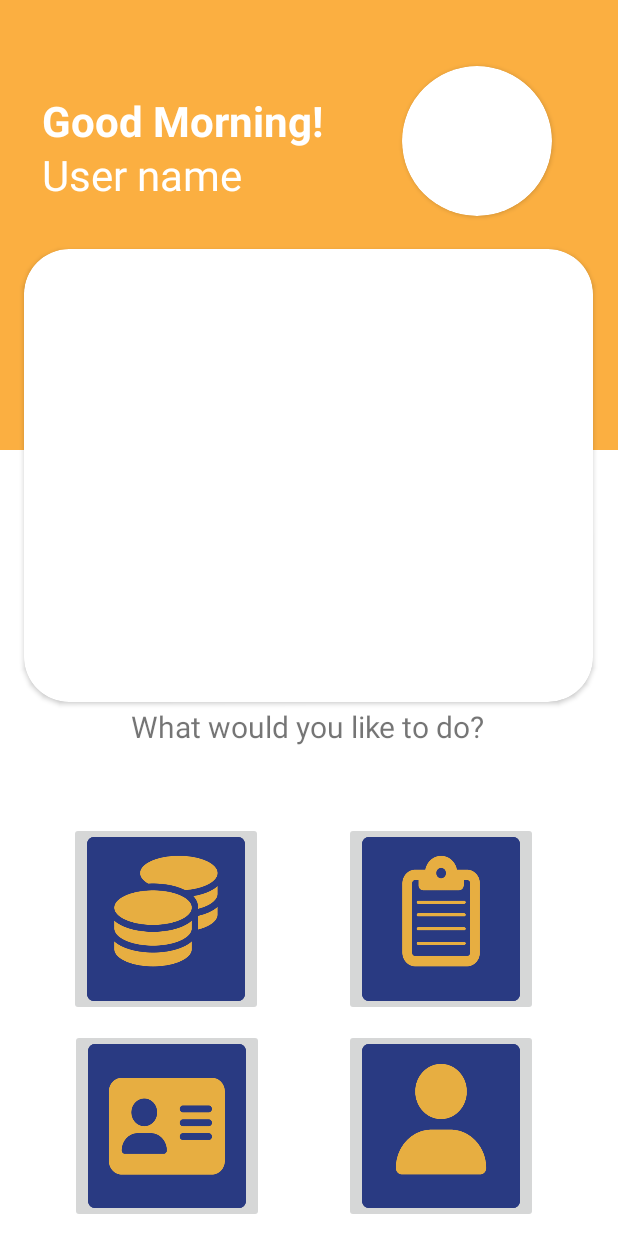
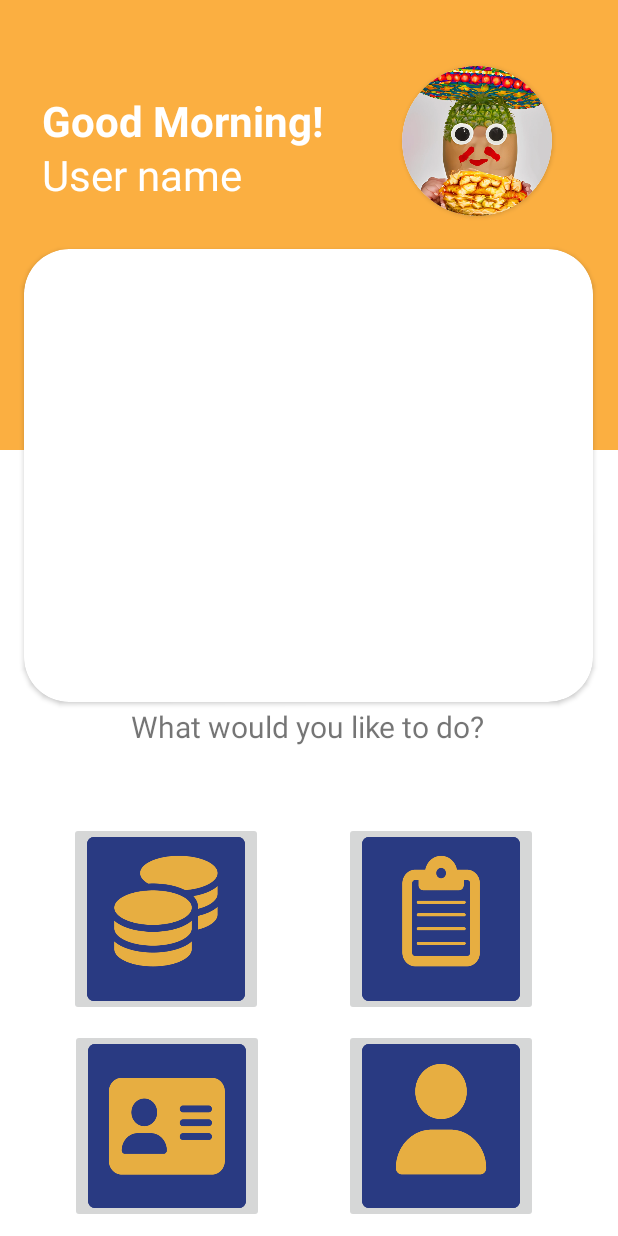
Before and after one commit to elvenheim/MOBCAPP-RAMS-Android, an Android app: the layout rams_home.xml on its own in the app's theme, with its tools: preview values and no code run, on a phone screen of 412 x 824 dp. Run offline under Robolectric (Android 15) with nearby library versions, the phone set to English and light mode, and no system bars.

Commit message:
push daw

```diff
--- a/app/src/main/res/layout/rams_home.xml
+++ b/app/src/main/res/layout/rams_home.xml
@@ -69,16 +69,16 @@
         app:layout_constraintEnd_toEndOf="parent"
         app:layout_constraintTop_toTopOf="parent">
 
-<!--        <ImageView-->
-<!--            android:id="@+id/imageView1"-->
-<!--            android:layout_width="wrap_content"-->
-<!--            android:layout_height="wrap_content"-->
-<!--            android:src="@tools:sample/avatars"-->
-<!--            tools:layout_conversion_absoluteHeight="80dp"-->
-<!--            tools:layout_conversion_absoluteWidth="80dp"-->
-<!--            tools:layout_editor_absoluteX="287dp"-->
-<!--            tools:layout_editor_absoluteY="64dp">-->
-<!--        </ImageView>-->
+        <ImageView
+            android:id="@+id/imageView1"
+            android:layout_width="wrap_content"
+            android:layout_height="wrap_content"
+            android:src="@drawable/user_picture"
+            tools:layout_conversion_absoluteHeight="80dp"
+            tools:layout_conversion_absoluteWidth="80dp"
+            tools:layout_editor_absoluteX="287dp"
+            tools:layout_editor_absoluteY="64dp">
+        </ImageView>
 
     </androidx.cardview.widget.CardView>
 
```
